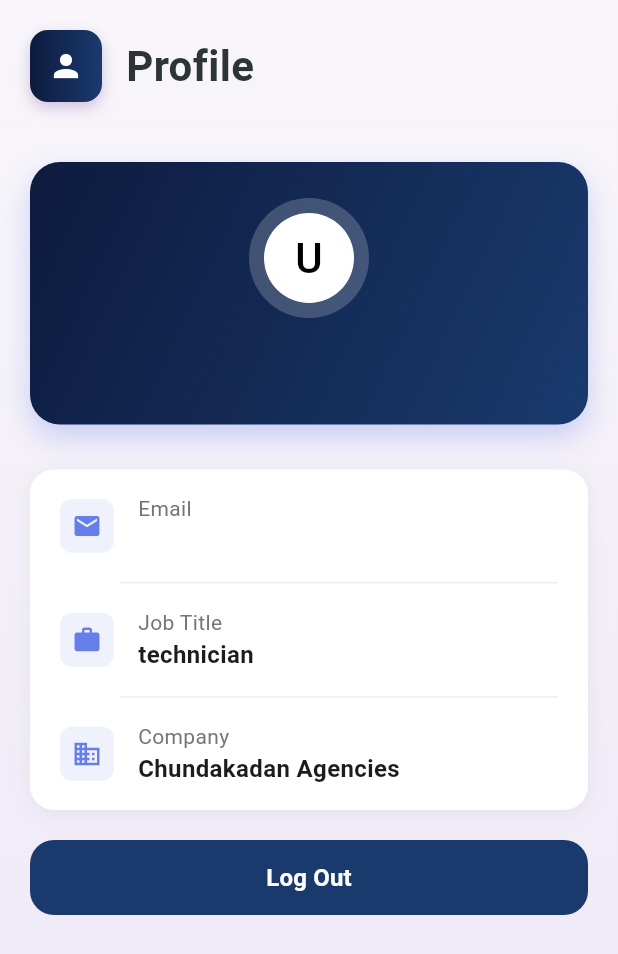
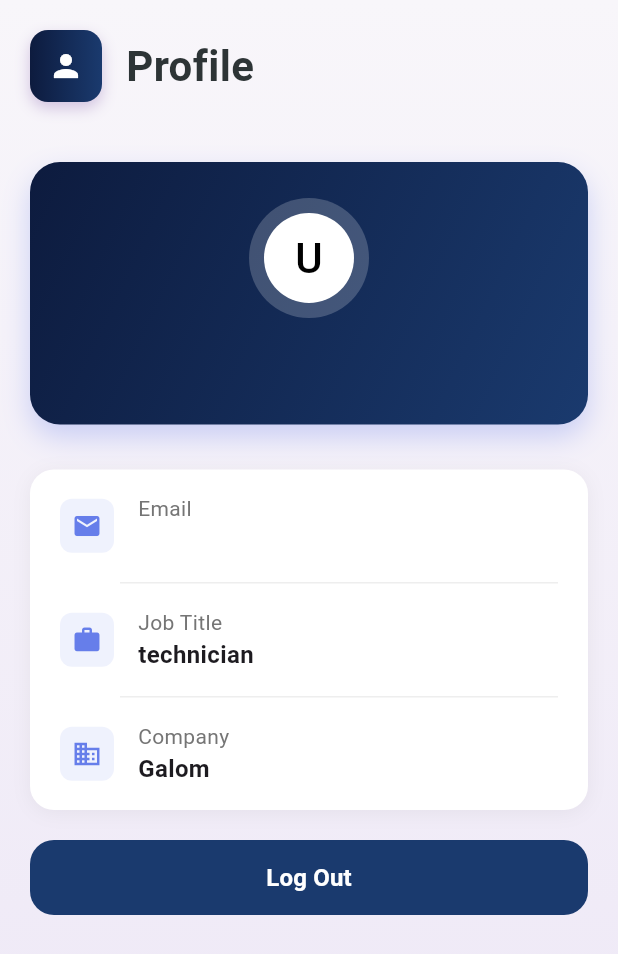
Before and after one commit to teambackoffice/galom_app, a Flutter app: the ProfilePage screen opened directly, on a phone screen of 412 x 824 dp. Shown: the top 954 px of the screen. Run offline on Flutter 3.47's test engine with Material 3 defaults, Android fonts, the phone set to English and light mode, and no system bars; our stand-ins replace another_flushbar, dropdown_search, firebase_core, firebase_messaging, flutter_secure_storage, flutter_spinkit and 3 more; accounts and stored records are empty.

Commit message:
COMPANY NAME CHANEGED IN PROFILE PAGE

```diff
--- a/lib/view/mainscreen/profile_page/profile_page.dart
+++ b/lib/view/mainscreen/profile_page/profile_page.dart
@@ -140,7 +140,7 @@ class _ProfilePageState extends State<ProfilePage> {
                             _buildDetailItem(
                               Icons.business,
                               'Company',
-                              'Chundakadan Agencies',
+                              'Galom ',
                             ),
                           ],
                         ),
```
